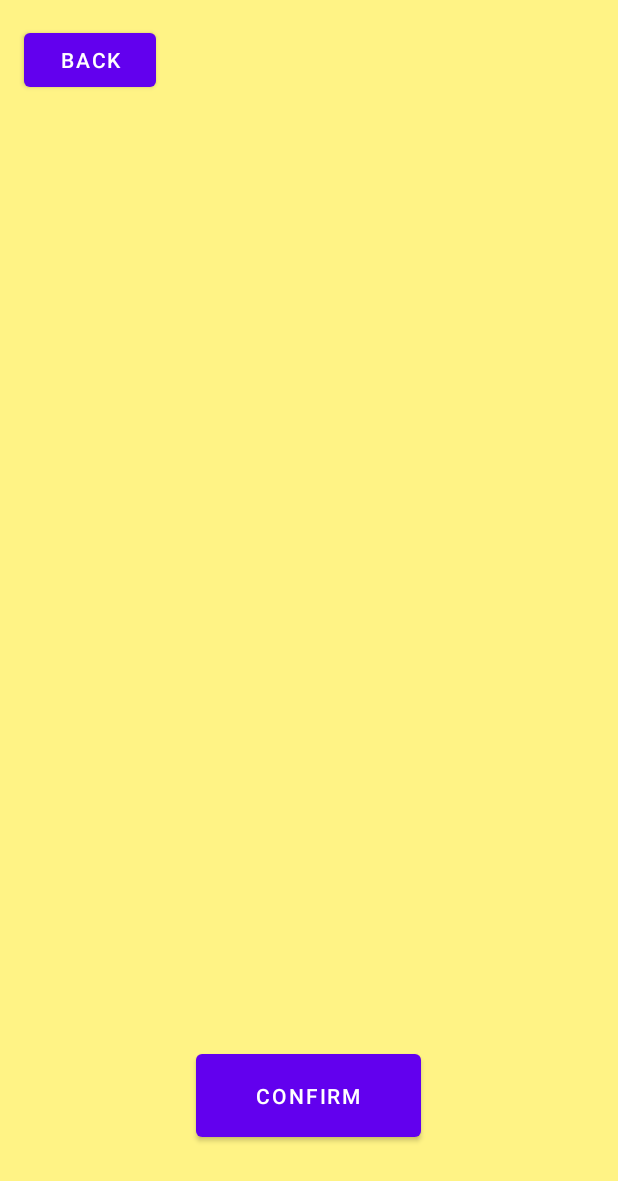
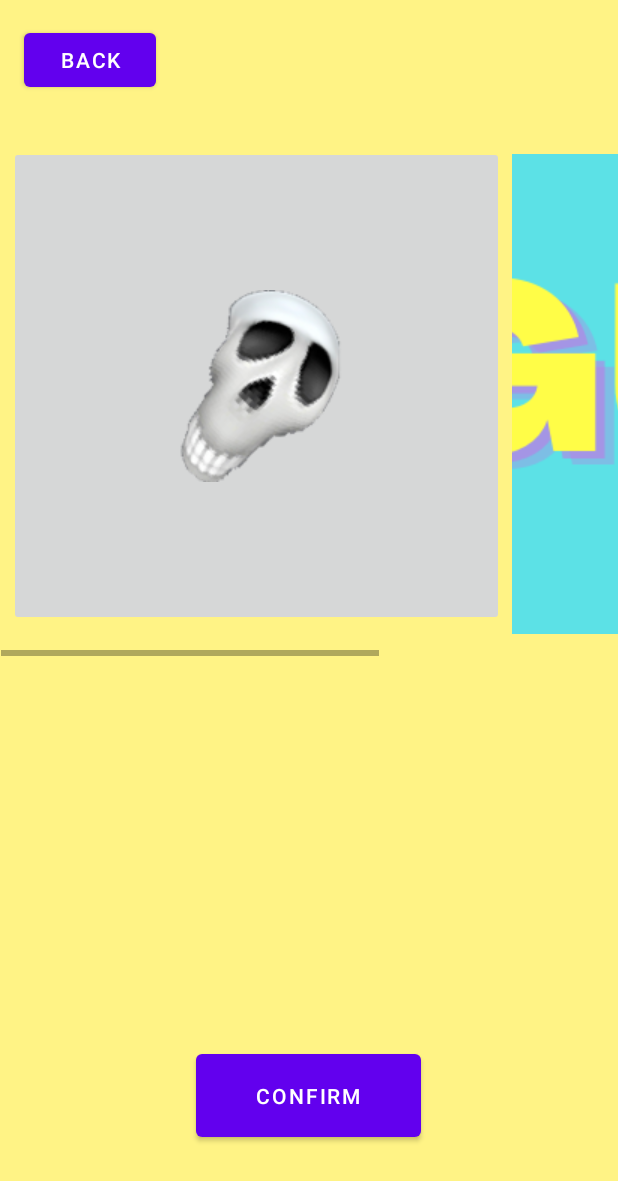
Before and after one commit to melodyncr/frontendGUM, an Android app: the layout activity_select_avatar.xml on its own in the app's theme, with its tools: preview values and no code run, on a phone screen of 412 x 824 dp. Shown: the top 1181 px of the screen. Run offline under Robolectric (Android 15) with nearby library versions, the phone set to English and light mode, and no system bars; Roboto replaces fonts that are not available here.

Commit message:
added scrolling images

```diff
--- a/app/src/main/AndroidManifest.xml
+++ b/app/src/main/AndroidManifest.xml
@@ -9,16 +9,16 @@
         android:roundIcon="@mipmap/ic_launcher_round"
         android:supportsRtl="true"
         android:theme="@style/Theme.499_android">
-        <activity android:name=".SelectAvatar"></activity>
+        <activity android:name=".SelectAvatar"><intent-filter>
+            <action android:name="android.intent.action.MAIN" />
+
+            <category android:name="android.intent.category.LAUNCHER" />
+        </intent-filter></activity>
         <activity android:name=".CreateAccount" />
         <activity android:name=".SelectSchedule" />
         <activity android:name=".UpdateSchedule" />
         <activity android:name=".MainActivity">
-            <intent-filter>
-                <action android:name="android.intent.action.MAIN" />
 
-                <category android:name="android.intent.category.LAUNCHER" />
-            </intent-filter>
         </activity>
         <activity android:name=".LandingPage" />
         <activity android:name=".LoginActivity" />
--- a/app/src/main/res/layout/activity_select_avatar.xml
+++ b/app/src/main/res/layout/activity_select_avatar.xml
@@ -28,4 +28,40 @@
         app:layout_constraintEnd_toEndOf="parent"
         app:layout_constraintHorizontal_bias="0.498"
         app:layout_constraintStart_toStartOf="parent" />
+
+    <HorizontalScrollView
+        android:layout_width="411dp"
+        android:layout_height="345dp"
+        android:layout_marginTop="92dp"
+        app:layout_constraintEnd_toEndOf="parent"
+        app:layout_constraintStart_toStartOf="parent"
+        app:layout_constraintTop_toTopOf="parent">
+
+        <androidx.constraintlayout.widget.ConstraintLayout
+            android:layout_width="wrap_content"
+            android:layout_height="match_parent">
+
+            <ImageButton
+                android:id="@+id/ex1"
+                android:layout_width="330dp"
+                android:layout_height="320dp"
+                android:layout_marginStart="5dp"
+                android:layout_marginLeft="5dp"
+                android:layout_marginTop="5dp"
+                app:layout_constraintStart_toStartOf="parent"
+                app:layout_constraintTop_toTopOf="parent"
+                app:srcCompat="@drawable/dead" />
+
+            <ImageButton
+                android:id="@+id/ex2"
+                android:layout_width="330dp"
+                android:layout_height="320dp"
+                android:layout_marginStart="5dp"
+                android:layout_marginLeft="5dp"
+                android:layout_marginTop="5dp"
+                app:layout_constraintStart_toEndOf="@+id/ex1"
+                app:layout_constraintTop_toTopOf="@+id/ex1"
+                app:srcCompat="@drawable/gum_" />
+        </androidx.constraintlayout.widget.ConstraintLayout>
+    </HorizontalScrollView>
 </androidx.constraintlayout.widget.ConstraintLayout>
```
Also changed, not shown: app/src/main/res/drawable/dead.png (added).
